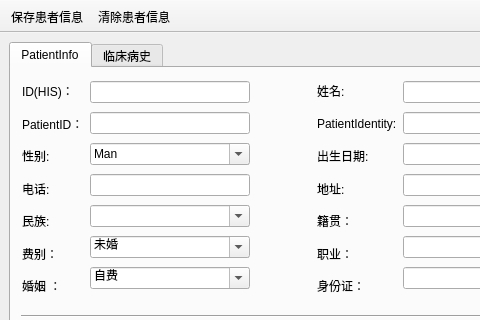
Old version of the form Tools/MHealthReport/patientstudyregister.ui in the repository zyq1569/HealthApp; both pictures show x 0 to 480 and y 0 to 320 of the 608 by 627 pixel window.
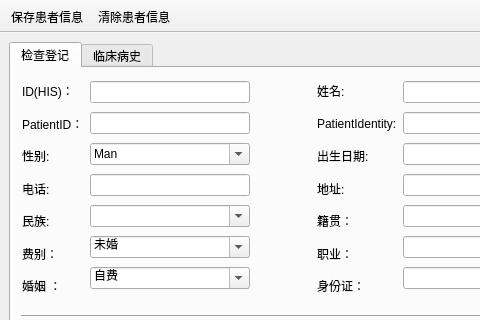
New version of the form. Icons and pictures are not drawn.

Commit message: add study register ui

```diff
--- a/Tools/MHealthReport/patientstudyregister.ui
+++ b/Tools/MHealthReport/patientstudyregister.ui
@@ -28,7 +28,7 @@
       </property>
       <widget class="QWidget" name="tabBaseInfo">
        <attribute name="title">
-        <string>PatientInfo</string>
+        <string>检查登记</string>
        </attribute>
        <widget class="QWidget" name="layoutWidget">
         <property name="geometry">
```
Left out of the diff: 12 changed lines with no effect on the pictures.
